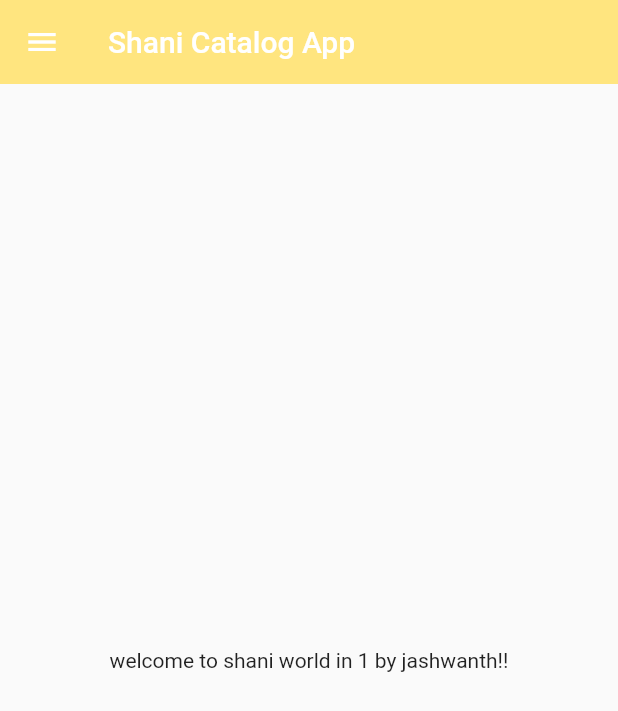
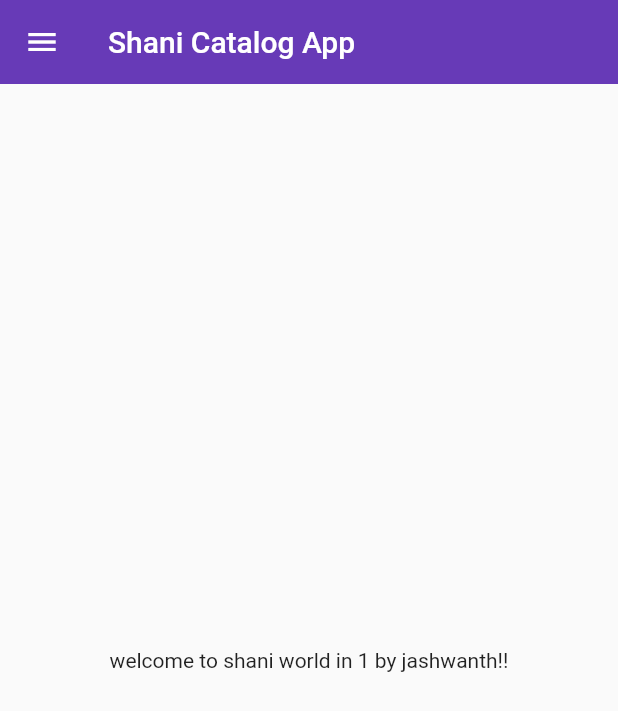
Before and after one commit to Jashwanth-Gowda-R/flutter_catalog_app, a Flutter app: the screen it shows after launch, on a phone screen of 412 x 824 dp. Shown: the top 711 px of the screen. Run offline on Flutter 3.47's test engine with Material 2 defaults, Android fonts, the phone set to English and light mode, and no system bars.

Commit message:
added pages folder and login page and some theme

```diff
--- a/lib/main.dart
+++ b/lib/main.dart
@@ -1,5 +1,6 @@
 import 'package:flutter/material.dart';
-import 'package:flutter_ecommerce_app/home_page.dart';
+import 'package:flutter_ecommerce_app/pages/home_page.dart';
+import 'package:flutter_ecommerce_app/pages/login.dart';
 
 void main() {
   runApp(MyApp());
@@ -10,6 +11,18 @@ class MyApp extends StatelessWidget {
 
   @override
   Widget build(BuildContext context) {
-    return MaterialApp(debugShowCheckedModeBanner: false, home: Home());
+    return MaterialApp(
+      debugShowCheckedModeBanner: false,
+      themeMode: ThemeMode.light,
+      theme: ThemeData(primarySwatch: Colors.deepPurple),
+      darkTheme: ThemeData(
+        brightness: Brightness.dark,
+      ),
+      // home: Home(),
+      routes: {
+        "/": (context) => Home(),
+        '/login': (context) => Login(),
+      },
+    );
   }
 }
--- a/lib/home_page.dart
+++ b/lib/pages/home_page.dart
@@ -11,7 +11,7 @@ class Home extends StatelessWidget {
     return Scaffold(
       appBar: AppBar(
         title: Text('Shani Catalog App'),
-        backgroundColor: Colors.amberAccent[100],
+        // backgroundColor: Colors.amberAccent[100],
         elevation: 0,
       ),
       body: Container(
```
Also changed, not shown: lib/pages/login.dart (added, +14 -0 lines).
